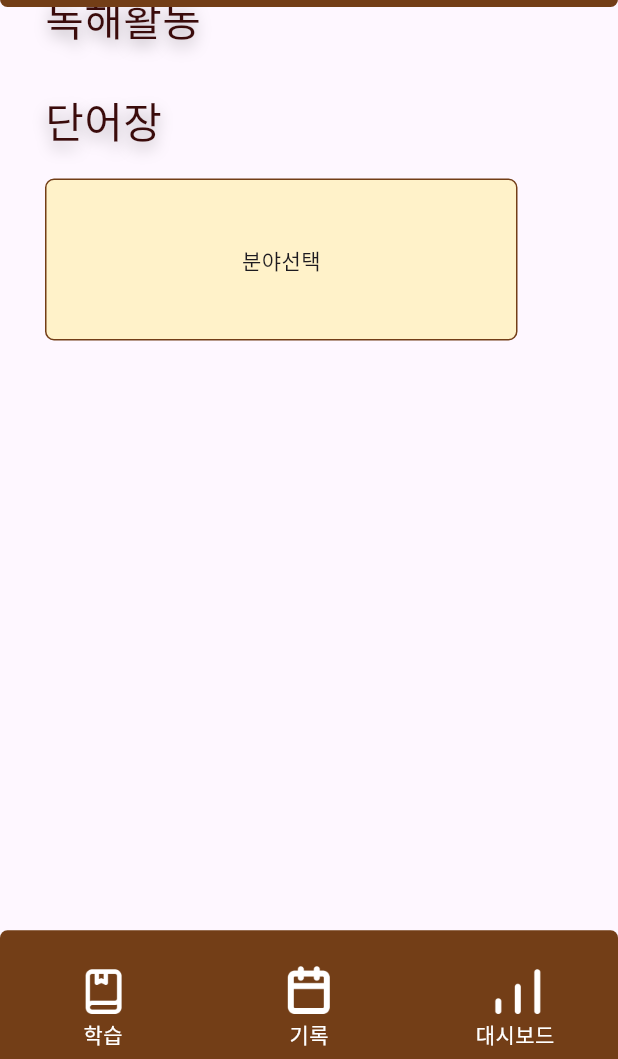
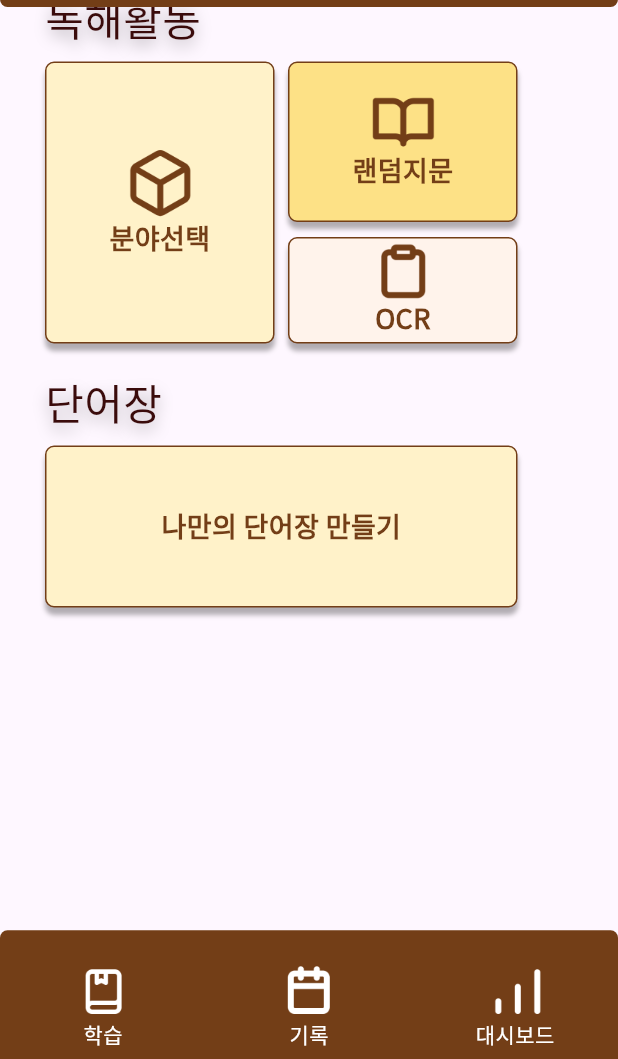
Before and after one commit to INHATC-EUNHATHON-TEAM6/FE, a Flutter app: the screen it shows after launch, on a phone screen of 412 x 824 dp, the part 177-1236 px from its top. Run offline on Flutter 3.47's test engine with Material 3 defaults, Android fonts, the phone set to English and light mode, and no system bars; Roboto replaces fonts that are missing (Jalnan).

Commit message:
FEAT: 학습페이지 구현 완료

```diff
--- a/lib/screens/study_screen.dart
+++ b/lib/screens/study_screen.dart
@@ -18,11 +18,47 @@ class StudyScreen extends StatelessWidget {
           children: [
             ActivityTitleWidget(text: "독해활동"),
             SizedBox(height: 9),
-
+            Row(
+              children: [
+                Column(
+                  children: [
+                    ActivityContentWeight(
+                      text: "분야선택",
+                      width: 153,
+                      height: 188,
+                      image: Image.asset(
+                        "assets/icons/fields_select.png",
+                        width: 48,
+                      ),
+                    ),
+                  ],
+                ),
+                SizedBox(width: 9),
+                Column(
+                  children: [
+                    ActivityContentWeight(
+                      text: "랜덤지문",
+                      width: 153,
+                      height: 107,
+                      image: Image.asset("assets/icons/random.png", width: 44),
+                      color: 0xfffde186,
+                    ),
+                    SizedBox(height: 10),
+                    ActivityContentWeight(
+                      text: "OCR",
+                      width: 153,
+                      height: 71,
+                      image: Image.asset("assets/icons/ocr.png", width: 38),
+                      color: 0xfffff3eb,
+                    ),
+                  ],
+                ),
+              ],
+            ),
             SizedBox(height: 19),
             ActivityTitleWidget(text: "단어장"),
-            SizedBox(height: 19),
-            ActivityContentWeight(text: "분야선택"),
+            SizedBox(height: 9),
+            ActivityContentWeight(text: "나만의 단어장 만들기", width: 315, height: 108),
           ],
         ),
       ),
--- a/lib/widgets/activity_content_weight.dart
+++ b/lib/widgets/activity_content_weight.dart
@@ -2,10 +2,16 @@ import 'package:flutter/material.dart';
 
 class ActivityContentWeight extends StatelessWidget {
   final int color;
+  final double width, height;
   final String text;
+  final Image? image;
+
   const ActivityContentWeight({
     super.key,
     required this.text,
+    required this.width,
+    required this.height,
+    this.image,
     this.color = 0xffFFF2C9,
   });
 
@@ -16,12 +22,30 @@ class ActivityContentWeight extends StatelessWidget {
         color: Color(color),
         border: Border.all(color: Color(0xff733E17)),
         borderRadius: BorderRadius.circular(6),
+        boxShadow: [
+          BoxShadow(
+            offset: Offset(0, 4.5),
+            blurRadius: 2,
+            color: Colors.black.withValues(alpha: 0.3),
+          ),
+        ],
       ),
-      width: 315,
-      height: 108,
+      width: width,
+      height: height,
       child: Column(
         mainAxisAlignment: MainAxisAlignment.center,
-        children: [Text(text)],
+        children: [
+          if (image != null) image!,
+          Text(
+            text,
+            style: TextStyle(
+              color: Color(0xff733E17),
+              fontSize: 18,
+              fontWeight: FontWeight.w700,
+              fontFamily: "NotoSansKR",
+            ),
+          ),
+        ],
       ),
     );
   }
```
Also changed, not shown: pubspec.yaml (+23 -0 lines), assets/icons/fields_select.png (added), assets/icons/ocr.png (added), assets/icons/random.png (added), 9 other files.
